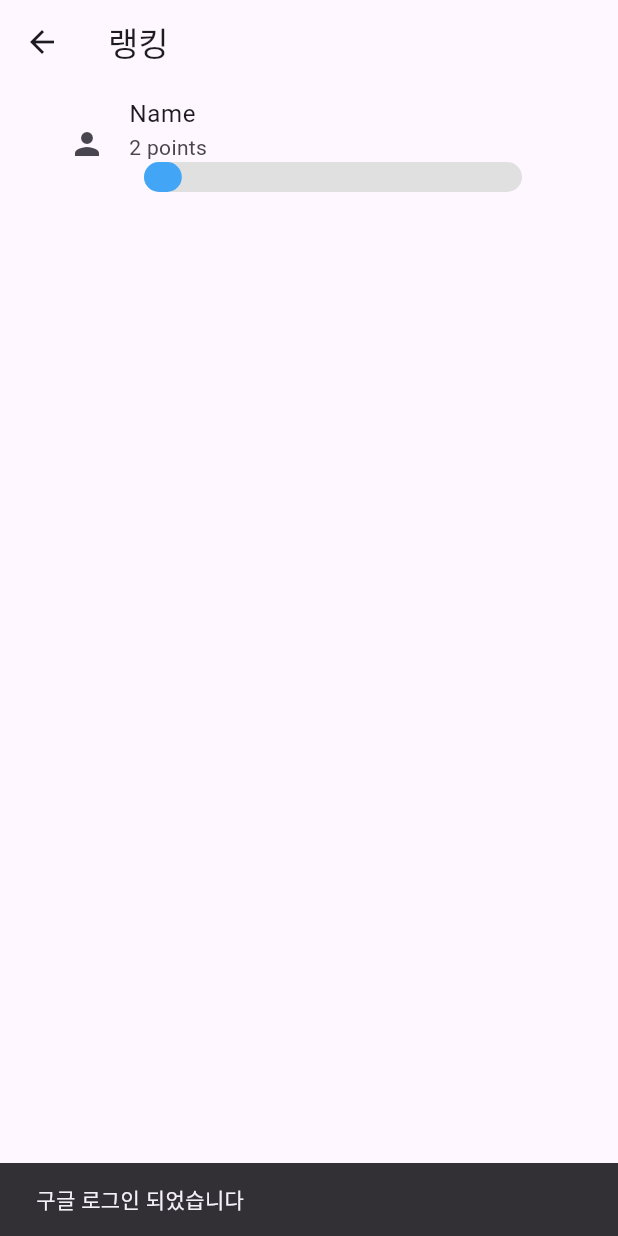
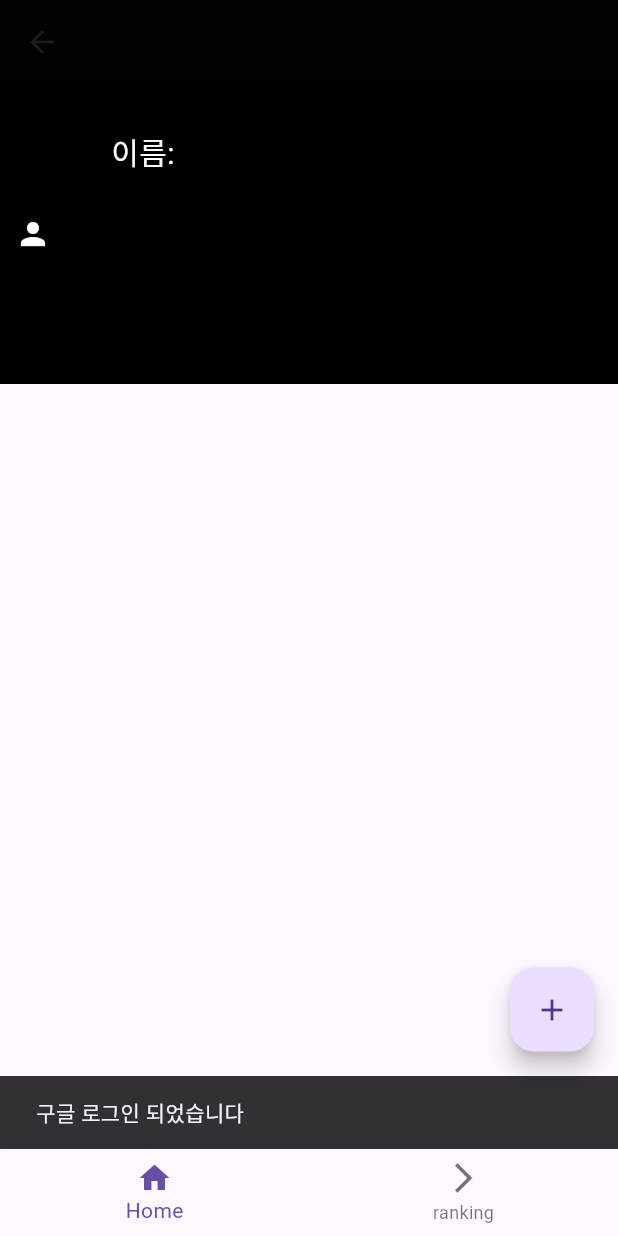
Before and after one commit to 1st-PARD-APP-PART/pixel_n_semicolon, a Flutter app: the screen it shows after launch, after a tap on "GOOGLE", on a phone screen of 412 x 824 dp. Run offline on Flutter 3.47's test engine with Material 2 defaults, Android fonts, the light colour scheme and no system bars; drawn by our look-alikes of percent_indicator; our stand-ins replace firebase_auth, firebase_core, google_sign_in; accounts and stored records are empty.

Commit message:
bottombar floating이동 구현

```diff
--- a/lib/app.dart
+++ b/lib/app.dart
@@ -1,5 +1,7 @@
 import 'package:flutter/material.dart';
+import 'package:pixelnsemicolon/todolist.dart';
 
+import 'addTodo.dart';
 import 'group.dart';
 import 'login.dart';
 import 'ranking.dart';
@@ -16,6 +18,8 @@ class PixelNSemicolon extends StatelessWidget {
         '/login': (BuildContext context) => const LoginPage(),
         '/group': (BuildContext context) => const GroupPage(),
         '/ranking': (BuildContext context) => const RankingPage(),
+        '/todo':(BuildContext context) => const TodoList(),
+        '/add': (BuildContext context) => const addToDo(),
       },
       theme: ThemeData.light(useMaterial3: true),
     );
--- a/lib/login.dart
+++ b/lib/login.dart
@@ -30,7 +30,7 @@ class _LoginPageState extends State<LoginPage> {
                     content: Text('구글 로그인 되었습니다'),
                   ),
                 );
-                Navigator.pushNamed(context, '/ranking');
+                Navigator.pushNamed(context, '/todo');
               },
               child: const Row(
                 mainAxisAlignment: MainAxisAlignment.start,
--- /dev/null
+++ b/lib/todolist.dart
@@ -0,0 +1,85 @@
+import 'package:flutter/material.dart';
+
+class TodoList extends StatefulWidget {
+  const TodoList({super.key});
+
+  @override
+  State<TodoList> createState() => _TodoListState();
+}
+
+
+
+class _TodoListState extends State<TodoList> {
+  String name='me';
+  int selectedIndex=0;
+  void _onItemTapped(int index) {
+    setState(() {
+      selectedIndex = index;
+    });
+
+    if (index == 1) {
+Navigator.pushNamed(context, '/ranking');    }
+  }
+  @override
+  Widget build(BuildContext context) {
+    return Scaffold(
+      appBar: AppBar(
+       backgroundColor: Colors.black,
+        elevation: 0.5,
+
+      ),
+      body: Column(
+        children: [
+          Container(
+            decoration: const BoxDecoration(color: Colors.black),
+            height: 200,
+            child: const Row(
+              children: [
+                SizedBox(width: 10,),
+                Icon(Icons.person, color: Colors.white,),
+                SizedBox(width: 40,),
+                Column(
+                  children: [
+                    SizedBox(height: 30,),
+                    Row(
+                      children: [
+                        Text('이름: ', style: TextStyle(color: Colors.white, fontSize: 20),
+                        ),
+                       // Text(name, style: TextStyle(color: Colors.white, fontSize: 20)),
+                      ],
+                    ),
+                      //statusbar 만들기
+                  ],
+                ),
+              ],
+            ),
+          ),
+          const SizedBox(height: 30,),
+
+          ]
+          ),
+
+
+      floatingActionButton: FloatingActionButton(
+  onPressed: (){
+    Navigator.pushNamed(context, '/add');
+  },
+  child: const Icon(Icons.add),
+),
+  bottomNavigationBar: BottomNavigationBar(
+        currentIndex: selectedIndex,
+        onTap: _onItemTapped,
+        items: const <BottomNavigationBarItem>[
+          BottomNavigationBarItem(
+            icon: Icon(Icons.home),
+            label: 'Home',
+          ),
+          BottomNavigationBarItem(
+            icon: Icon(Icons.arrow_forward_ios_outlined),
+            label: 'ranking',
+          ),
+        ],
+  ),
+    );
+  }
+}
```
Also changed, not shown: lib/addTodo.dart (added, +26 -0 lines), lib/ranking.dart (+7 -1 lines), 1 other file.
